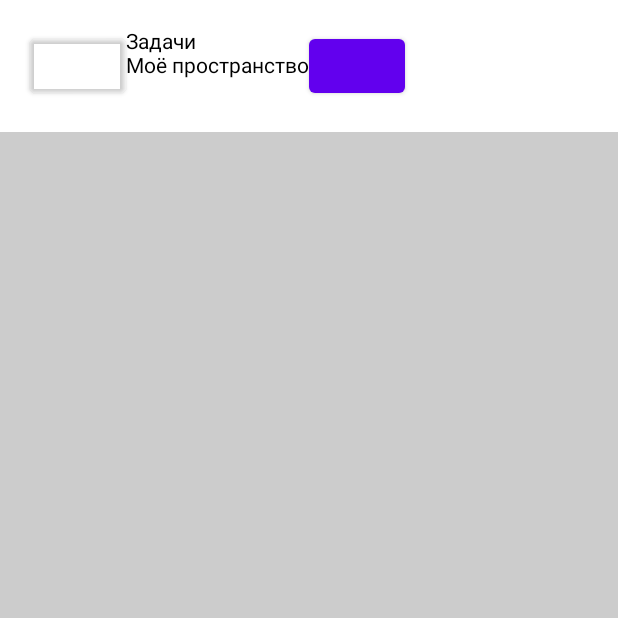
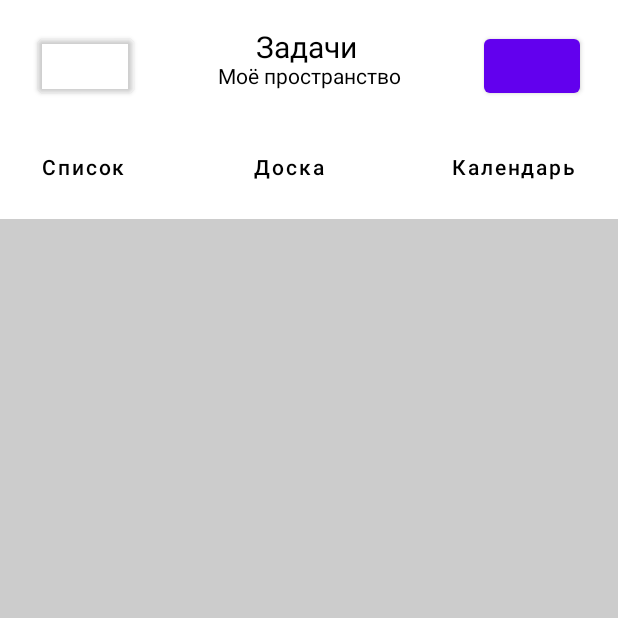
Before and after one commit to AlexsRyzh/SW_Android, an Android app built with Jetpack Compose: the screen it shows after launch (MainActivity), on a phone screen of 412 x 824 dp, the top half of it. Run offline under Robolectric (Android 15) with nearby library versions, the phone set to English and light mode, and no system bars.

Commit message:
Example3

```diff
--- a/app/src/main/java/com/example/sw_android/MainActivity.kt
+++ b/app/src/main/java/com/example/sw_android/MainActivity.kt
@@ -20,7 +20,6 @@ class MainActivity : ComponentActivity() {
         super.onCreate(savedInstanceState)
         setContent {
             MainViev()
-
         }
     }
 }
--- a/app/src/main/java/com/example/sw_android/MainScrean.kt
+++ b/app/src/main/java/com/example/sw_android/MainScrean.kt
@@ -5,11 +5,9 @@ import androidx.compose.foundation.Canvas
 import androidx.compose.foundation.Image
 import androidx.compose.foundation.background
 import androidx.compose.foundation.layout.*
-import androidx.compose.material.Button
-import androidx.compose.material.ButtonColors
-import androidx.compose.material.ButtonDefaults
-import androidx.compose.material.Text
+import androidx.compose.material.*
 import androidx.compose.runtime.Composable
+import androidx.compose.ui.Alignment
 import androidx.compose.ui.Modifier
 import androidx.compose.ui.draw.shadow
 import androidx.compose.ui.geometry.Offset
@@ -17,17 +15,19 @@ import androidx.compose.ui.graphics.Color
 import androidx.compose.ui.res.painterResource
 import androidx.compose.ui.text.style.TextAlign
 import androidx.compose.ui.unit.dp
+import androidx.compose.ui.unit.sp
 
 
 @Composable
 fun MainViev() {
-    Row(
+    Column(
         modifier = Modifier
             .background(Color.LightGray)
             .fillMaxHeight()
             .fillMaxWidth()
-    ){
-        Nav(name = "Задачи")
+    ) {
+        Nav(name = "Задачи ")
+        Nav2()
     }
 
 }
@@ -38,23 +38,31 @@ fun Nav(name: String) {
         modifier = Modifier
             .fillMaxWidth()
             .background(Color.White)
-            .padding(20.dp)
+            .padding(
+                start = 25.dp,
+                top = 20.dp,
+                end = 25.dp,
+                bottom = 10.dp
+            ),
+        horizontalArrangement = Arrangement.SpaceBetween,
     ) {
         Button(
-            colors = ButtonDefaults.buttonColors(backgroundColor = Color.Unspecified),
+            colors = ButtonDefaults.buttonColors(backgroundColor = Color.Transparent),
             onClick = { /*TODO*/ },
         ) {
 
         }
 
-        Column {
+        Column(
+            horizontalAlignment = Alignment.CenterHorizontally
+        ) {
             Text(
                 text = name,
-                textAlign = TextAlign.Center
+                fontSize = 20.sp
             )
             Text(
                 text = "Моё пространство",
-                textAlign = TextAlign.Center
+                fontSize = 14.sp
             )
         }
         Button(
@@ -66,8 +74,56 @@ fun Nav(name: String) {
     }
 }
 
-@Preview
+@Composable
+fun Nav2() {
+    Row(
+        horizontalArrangement = Arrangement.SpaceBetween,
+        modifier = Modifier
+            .fillMaxWidth()
+            .background(Color.White)
+            .padding(
+                start = 20.dp,
+                top = 10.dp,
+                end = 20.dp,
+                bottom = 10.dp
+            )
+    ) {
+        TextButton(
+            onClick = { /*TODO*/ }
+        ) {
+            Text(
+                text = "Cписок",
+                color = Color.Black
+            )
+        }
+        TextButton(
+            onClick = { /*TODO*/ }
+        ) {
+            Text(
+                text = "Доска",
+                color = Color.Black
+            )
+        }
+        TextButton(
+            onClick = { /*TODO*/ }
+        ) {
+            Text(
+                text = "Календарь",
+                color = Color.Black
+            )
+        }
+    }
+}
+
+
+@Preview(showBackground = true)
 @Composable
 fun PrewivNav() {
     Nav("Android")
 }
+
+@Preview(showBackground = true)
+@Composable
+fun PrewivNav2() {
+    Nav2()
+}
--- /dev/null
+++ b/app/src/main/java/com/example/sw_android/SpaceIcon.kt
@@ -0,0 +1,31 @@
+package com.example.sw_android
+
+import androidx.compose.foundation.Canvas
+import androidx.compose.foundation.layout.height
+import androidx.compose.foundation.layout.size
+import androidx.compose.foundation.layout.width
+import androidx.compose.runtime.Composable
+import androidx.compose.ui.Modifier
+import androidx.compose.ui.graphics.Color
+import androidx.compose.ui.tooling.preview.Preview
+import androidx.compose.ui.unit.dp
+
+
+@Composable
+fun SpaceIcon(){
+    Canvas(
+        modifier = Modifier
+            .size(500.dp)
+    ){
+        drawCircle(
+            color = Color.Black,
+            radius = 1f,
+        )
+    }
+}
+
+@Preview(showBackground = true, widthDp = 50, heightDp = 50)
+@Composable
+fun PrewiSpaceIcon(){
+    SpaceIcon()
+}
```
